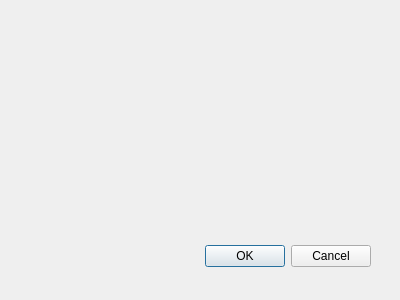
The window that mover/mover_dialog_base.ui (ShreyasKatdare/QGIS-plugins) describes before a commit, drawn with Qt 5.
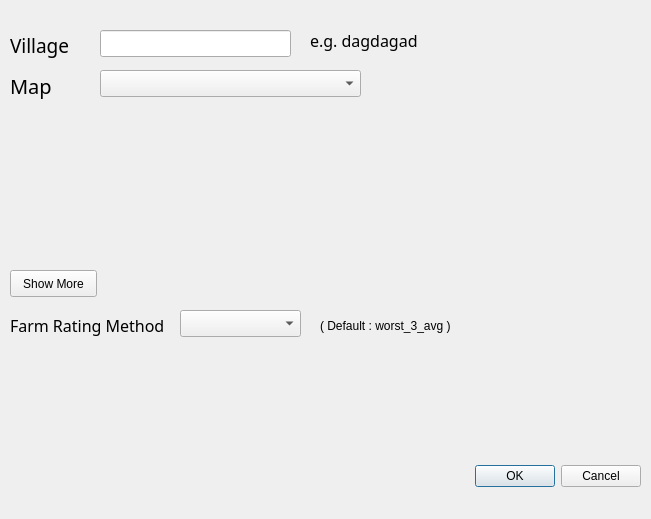
The same window after the commit.

Patch:
```diff
--- a/mover/mover_dialog_base.ui
+++ b/mover/mover_dialog_base.ui
@@ -6,8 +6,8 @@
    <rect>
     <x>0</x>
     <y>0</y>
-    <width>400</width>
-    <height>300</height>
+    <width>651</width>
+    <height>519</height>
    </rect>
   </property>
   <property name="windowTitle">
@@ -16,8 +16,8 @@
   <widget class="QDialogButtonBox" name="ok_button">
    <property name="geometry">
     <rect>
-     <x>30</x>
-     <y>240</y>
+     <x>300</x>
+     <y>460</y>
      <width>341</width>
      <height>32</height>
     </rect>
@@ -29,6 +29,138 @@
     <set>QDialogButtonBox::Cancel|QDialogButtonBox::Ok</set>
    </property>
   </widget>
+  <widget class="QPushButton" name="showButton">
+   <property name="geometry">
+    <rect>
+     <x>10</x>
+     <y>270</y>
+     <width>87</width>
+     <height>27</height>
+    </rect>
+   </property>
+   <property name="text">
+    <string>Show More</string>
+   </property>
+  </widget>
+  <widget class="QLabel" name="ratingLabel">
+   <property name="geometry">
+    <rect>
+     <x>10</x>
+     <y>310</y>
+     <width>171</width>
+     <height>31</height>
+    </rect>
+   </property>
+   <property name="font">
+    <font>
+     <family>Droid Sans Fallback</family>
+     <pointsize>12</pointsize>
+    </font>
+   </property>
+   <property name="text">
+    <string>Farm Rating Method</string>
+   </property>
+  </widget>
+  <widget class="QComboBox" name="ratingCombo">
+   <property name="geometry">
+    <rect>
+     <x>180</x>
+     <y>310</y>
+     <width>121</width>
+     <height>27</height>
+    </rect>
+   </property>
+  </widget>
+  <widget class="QLabel" name="defaultLabel">
+   <property name="geometry">
+    <rect>
+     <x>320</x>
+     <y>310</y>
+     <width>281</width>
+     <height>31</height>
+    </rect>
+   </property>
+   <property name="text">
+    <string>( Default : worst_3_avg )</string>
+   </property>
+  </widget>
+  <widget class="QLabel" name="label_2">
+   <property name="geometry">
+    <rect>
+     <x>10</x>
+     <y>70</y>
+     <width>81</width>
+     <height>31</height>
+    </rect>
+   </property>
+   <property name="font">
+    <font>
+     <family>Droid Sans Fallback</family>
+     <pointsize>15</pointsize>
+    </font>
+   </property>
+   <property name="text">
+    <string>Map</string>
+   </property>
+  </widget>
+  <widget class="QComboBox" name="mapCombo">
+   <property name="geometry">
+    <rect>
+     <x>100</x>
+     <y>70</y>
+     <width>261</width>
+     <height>27</height>
+    </rect>
+   </property>
+  </widget>
+  <widget class="QLabel" name="villageLabel">
+   <property name="geometry">
+    <rect>
+     <x>10</x>
+     <y>30</y>
+     <width>81</width>
+     <height>31</height>
+    </rect>
+   </property>
+   <property name="font">
+    <font>
+     <family>Droid Sans Fallback</family>
+     <pointsize>14</pointsize>
+    </font>
+   </property>
+   <property name="text">
+    <string>Village</string>
+   </property>
+  </widget>
+  <widget class="QLineEdit" name="village_in">
+   <property name="geometry">
+    <rect>
+     <x>100</x>
+     <y>30</y>
+     <width>191</width>
+     <height>27</height>
+    </rect>
+   </property>
+  </widget>
+  <widget class="QLabel" name="label">
+   <property name="geometry">
+    <rect>
+     <x>310</x>
+     <y>30</y>
+     <width>131</width>
+     <height>21</height>
+    </rect>
+   </property>
+   <property name="font">
+    <font>
+     <family>Droid Sans Fallback</family>
+     <pointsize>12</pointsize>
+    </font>
+   </property>
+   <property name="text">
+    <string>e.g. dagdagad</string>
+   </property>
+  </widget>
  </widget>
  <resources/>
  <connections>
```
